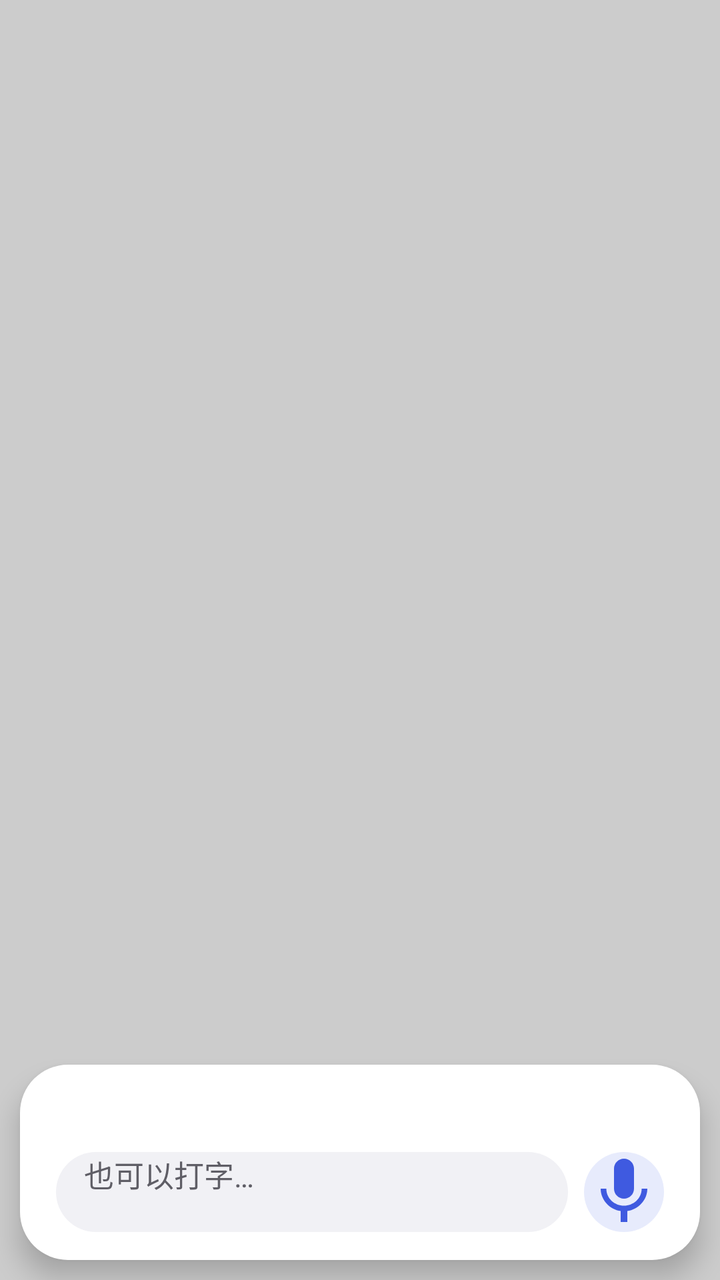
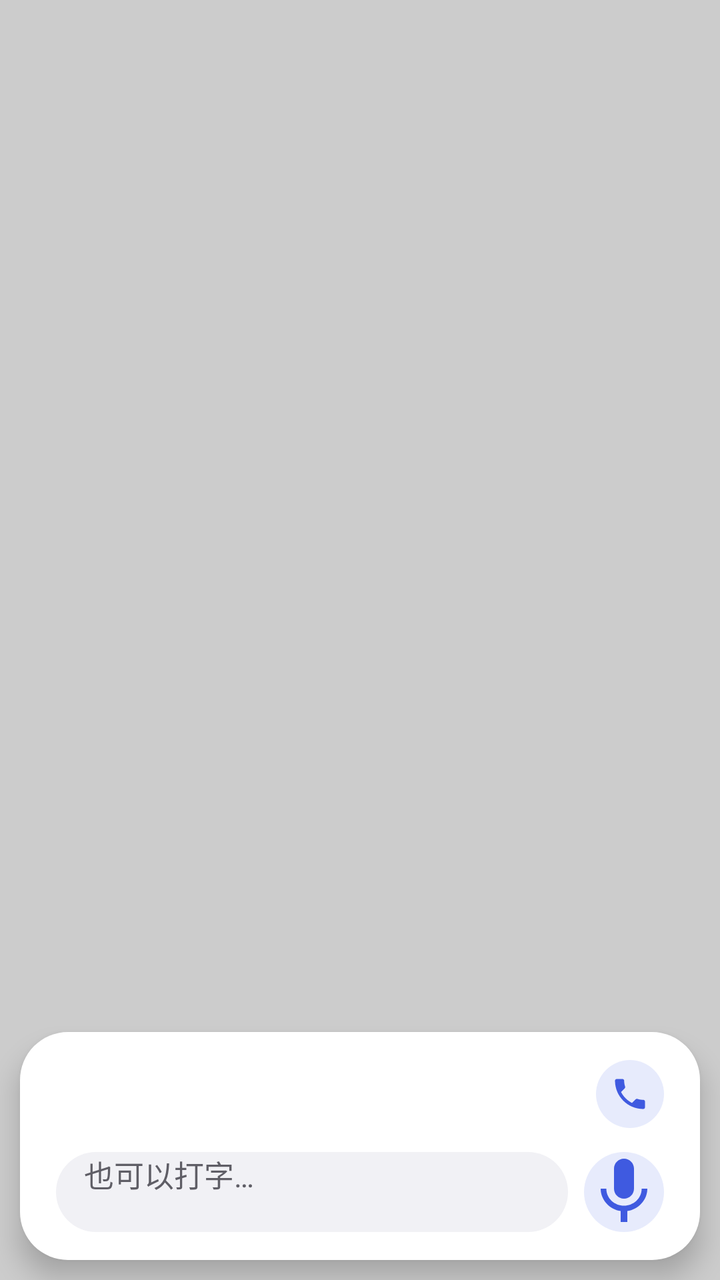

Two renders of the same Android screen: before a commit and after it. Below are the layout's source before the change and the commit's diff.
<!-- AndroidManifest.xml: activity theme Theme.Assist -->
<!-- res/layout/activity_assist.xml -->
<?xml version="1.0" encoding="utf-8"?>
<FrameLayout xmlns:android="http://schemas.android.com/apk/res/android"
    android:id="@+id/root"
    android:layout_width="match_parent"
    android:layout_height="match_parent"
    android:background="@color/scrim">

    <LinearLayout
        android:id="@+id/card"
        android:layout_width="match_parent"
        android:layout_height="wrap_content"
        android:layout_gravity="bottom"
        android:layout_margin="10dp"
        android:background="@drawable/bg_card"
        android:clickable="true"
        android:elevation="8dp"
        android:focusable="true"
        android:orientation="vertical"
        android:paddingStart="18dp"
        android:paddingTop="14dp"
        android:paddingEnd="18dp"
        android:paddingBottom="4dp">

        <LinearLayout
            android:layout_width="match_parent"
            android:layout_height="wrap_content"
            android:gravity="center_vertical"
            android:orientation="horizontal">

            <TextView
                android:id="@+id/status"
                android:layout_width="0dp"
                android:layout_height="wrap_content"
                android:layout_weight="1"
                android:textColor="@color/accent"
                android:textSize="13sp" />
        </LinearLayout>

        <TextView
            android:id="@+id/userText"
            android:layout_width="match_parent"
            android:layout_height="wrap_content"
            android:layout_marginTop="6dp"
            android:textColor="@color/text_secondary"
            android:textSize="15sp"
            android:visibility="gone" />

        <TextView
            android:id="@+id/answer"
            android:layout_width="match_parent"
            android:layout_height="wrap_content"
            android:layout_marginTop="8dp"
            android:lineSpacingExtra="3dp"
            android:maxLines="12"
            android:scrollbars="vertical"
            android:textColor="@color/text_primary"
            android:textIsSelectable="false"
            android:textSize="17sp"
            android:visibility="gone" />

        <LinearLayout
            android:id="@+id/confirmRow"
            android:layout_width="match_parent"
            android:layout_height="wrap_content"
            android:layout_marginTop="10dp"
            android:gravity="end"
            android:orientation="horizontal"
            android:visibility="gone">

            <Button
                android:id="@+id/confirmNo"
                style="?android:attr/borderlessButtonStyle"
                android:layout_width="wrap_content"
                android:layout_height="wrap_content"
                android:text="取消" />

            <Button
                android:id="@+id/confirmYes"
                style="?android:attr/borderlessButtonStyle"
                android:layout_width="wrap_content"
                android:layout_height="wrap_content"
                android:text="确定"
                android:textColor="@color/accent" />
        </LinearLayout>

        
        <LinearLayout
            android:layout_width="match_parent"
            android:layout_height="wrap_content"
            android:layout_marginTop="2dp"
            android:clipChildren="false"
            android:clipToPadding="false"
            android:gravity="center_vertical"
            android:orientation="horizontal"
            android:paddingTop="10dp"
            android:paddingBottom="10dp">

            <EditText
                android:id="@+id/input"
                android:layout_width="0dp"
                android:layout_height="40dp"
                android:layout_weight="1"
                android:background="@drawable/bg_input"
                android:hint="也可以打字…"
                android:imeOptions="actionSend"
                android:importantForAutofill="no"
                android:inputType="text"
                android:paddingStart="14dp"
                android:paddingEnd="14dp"
                android:textColor="@color/text_primary"
                android:textColorHint="@color/text_secondary"
                android:textSize="15sp" />

            <ImageButton
                android:id="@+id/send"
                android:layout_width="40dp"
                android:layout_height="40dp"
                android:layout_marginStart="8dp"
                android:background="@drawable/bg_round_button"
                android:contentDescription="发送"
                android:src="@drawable/ic_send"
                android:visibility="gone" />

            <FrameLayout
                android:layout_width="40dp"
                android:layout_height="40dp"
                android:layout_marginStart="8dp"
                android:clipChildren="false">

                
                <View
                    android:id="@+id/halo"
                    android:layout_width="match_parent"
                    android:layout_height="match_parent"
                    android:alpha="0"
                    android:background="@drawable/bg_halo"
                    android:visibility="invisible" />

                <ImageButton
                    android:id="@+id/mic"
                    android:layout_width="match_parent"
                    android:layout_height="match_parent"
                    android:background="@drawable/bg_round_button"
                    android:contentDescription="说话"
                    android:src="@drawable/ic_mic" />
            </FrameLayout>
        </LinearLayout>
    </LinearLayout>
</FrameLayout>
<!-- resources referenced by this layout -->
<resources>
  <color name="accent">#FF3F5AE0</color>
  <color name="scrim">#33000000</color>
  <color name="text_primary">#FF1B1B1F</color>
  <color name="text_secondary">#FF5F5E66</color>
  <!-- drawable bg_card (drawable) -->
  <?xml version="1.0" encoding="utf-8"?>
  <shape xmlns:android="http://schemas.android.com/apk/res/android">
      <solid android:color="@color/card" />
      <corners android:radius="24dp" />
  </shape>
  <!-- drawable bg_halo (drawable) -->
  <?xml version="1.0" encoding="utf-8"?>
  <shape xmlns:android="http://schemas.android.com/apk/res/android" android:shape="oval">
      <solid android:color="@color/halo" />
  </shape>
  <!-- drawable bg_input (drawable) -->
  <?xml version="1.0" encoding="utf-8"?>
  <shape xmlns:android="http://schemas.android.com/apk/res/android">
      <solid android:color="@color/input_bg" />
      <corners android:radius="20dp" />
  </shape>
  <!-- drawable bg_round_button (drawable) -->
  <?xml version="1.0" encoding="utf-8"?>
  <ripple xmlns:android="http://schemas.android.com/apk/res/android" android:color="@color/accent_soft">
      <item>
          <shape android:shape="oval">
              <solid android:color="@color/accent_soft" />
          </shape>
      </item>
  </ripple>
  <!-- drawable ic_mic (drawable) -->
  <vector xmlns:android="http://schemas.android.com/apk/res/android"
      android:width="24dp" android:height="24dp" android:viewportWidth="24" android:viewportHeight="24"
      android:tint="@color/accent">
      <path android:fillColor="@android:color/white"
          android:pathData="M12,14c1.66,0 3,-1.34 3,-3V5c0,-1.66 -1.34,-3 -3,-3S9,3.34 9,5v6C9,12.66 10.34,14 12,14zM17.3,11c0,3 -2.54,5.1 -5.3,5.1S6.7,14 6.7,11H5c0,3.41 2.72,6.23 6,6.72V21h2v-3.28c3.28,-0.48 6,-3.3 6,-6.72H17.3z" />
  </vector>
  <!-- drawable ic_send (drawable) -->
  <vector xmlns:android="http://schemas.android.com/apk/res/android"
      android:width="24dp" android:height="24dp" android:viewportWidth="24" android:viewportHeight="24"
      android:tint="@color/accent" android:autoMirrored="true">
      <path android:fillColor="@android:color/white" android:pathData="M2.01,21L23,12 2.01,3 2,10l15,2 -15,2z" />
  </vector>
  <style name="Theme.Assist" parent="android:Theme.DeviceDefault.DayNight">
          <item name="android:windowNoTitle">true</item>
          <item name="android:windowActionBar">false</item>
          <item name="android:windowIsTranslucent">true</item>
          <item name="android:windowBackground">@android:color/transparent</item>
          
          <item name="android:windowAnimationStyle">@null</item>
          <item name="android:statusBarColor">@android:color/transparent</item>
          <item name="android:navigationBarColor">@android:color/transparent</item>
          <item name="android:colorAccent">@color/accent</item>
      </style>
  <color name="card">#FFFFFFFF</color>
  <color name="halo">#333F5AE0</color>
  <color name="input_bg">#FFF1F1F5</color>
  <color name="accent_soft">#1F3F5AE0</color>
</resources>

<!-- the commit's change to res/layout/activity_assist.xml (unified diff, before → after) -->
@@ -34,6 +34,17 @@
                 android:layout_weight="1"
                 android:textColor="@color/accent"
                 android:textSize="13sp" />
+
+            
+            <ImageButton
+                android:id="@+id/callButton"
+                android:layout_width="34dp"
+                android:layout_height="34dp"
+                android:background="@drawable/bg_round_button"
+                android:contentDescription="语音通话"
+                android:padding="7dp"
+                android:scaleType="fitCenter"
+                android:src="@drawable/ic_call" />
         </LinearLayout>
 
         <TextView
<!-- resource entries referenced after the edit -->
@@ -30,6 +30,13 @@
           </shape>
       </item>
   </ripple>
+  <!-- drawable ic_call (drawable) -->
+  <vector xmlns:android="http://schemas.android.com/apk/res/android"
+      android:width="24dp" android:height="24dp" android:viewportWidth="24" android:viewportHeight="24"
+      android:tint="@color/accent">
+      <path android:fillColor="@android:color/white"
+          android:pathData="M6.62,10.79c1.44,2.83 3.76,5.14 6.59,6.59l2.2,-2.2c0.27,-0.27 0.67,-0.36 1.02,-0.24 1.12,0.37 2.33,0.57 3.57,0.57 0.55,0 1,0.45 1,1V20c0,0.55 -0.45,1 -1,1 -9.39,0 -17,-7.61 -17,-17 0,-0.55 0.45,-1 1,-1h3.5c0.55,0 1,0.45 1,1 0,1.25 0.2,2.45 0.57,3.57 0.11,0.35 0.03,0.74 -0.25,1.02l-2.2,2.2z" />
+  </vector>
   <!-- drawable ic_mic (drawable) -->
   <vector xmlns:android="http://schemas.android.com/apk/res/android"
       android:width="24dp" android:height="24dp" android:viewportWidth="24" android:viewportHeight="24"
